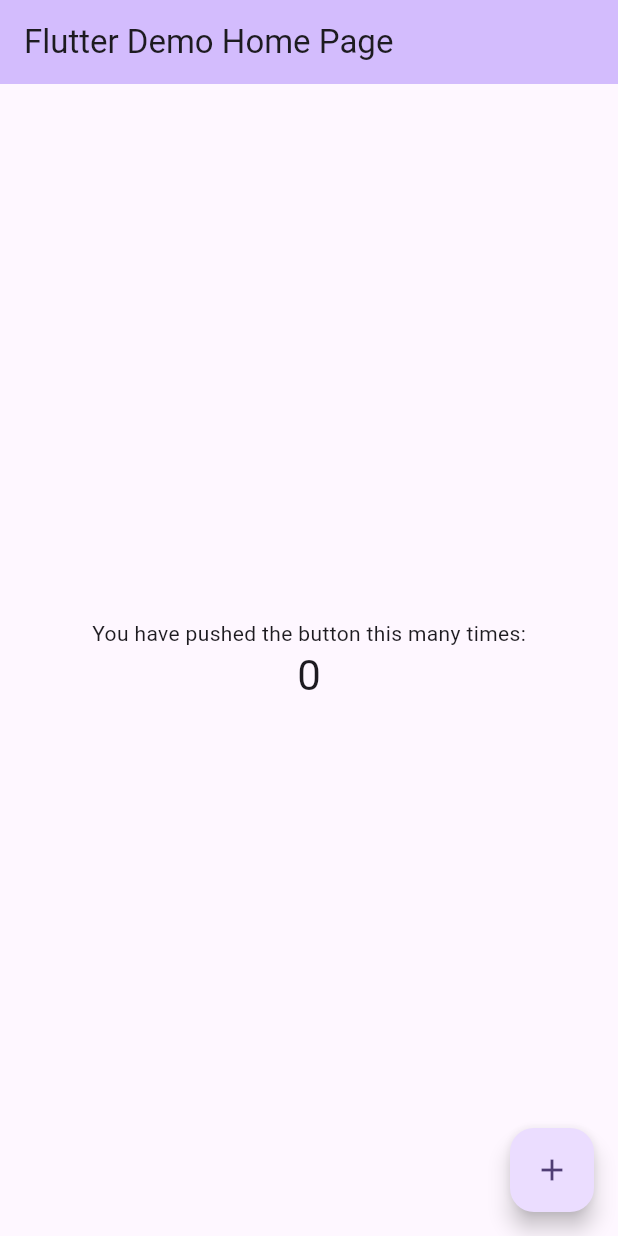
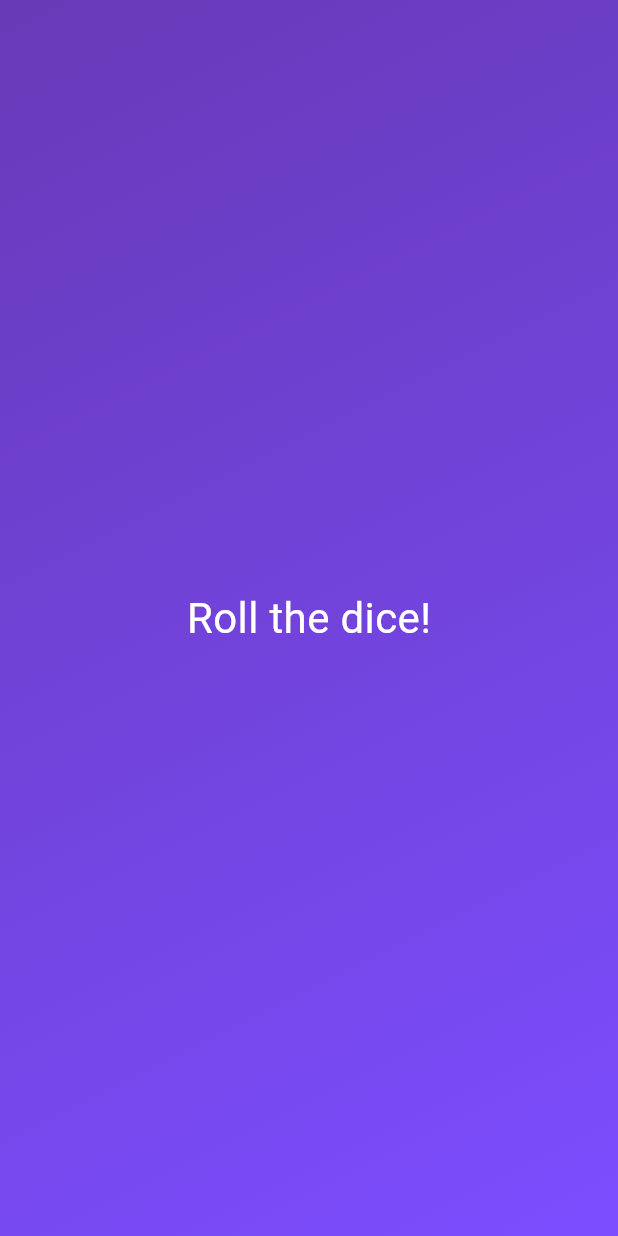
Before and after one commit to lucas-mdo/criticalroll, a Flutter app: the screen it shows after launch, on a phone screen of 412 x 824 dp. Run offline on Flutter 3.47's test engine with Material 2 defaults, Android fonts, the phone set to English and light mode, and no system bars.

Commit message:
cleaned code, changed style

```diff
--- /dev/null
+++ b/lib/gradient_container.dart
@@ -0,0 +1,24 @@
+import 'package:flutter/material.dart';
+
+class GradientContainer extends StatelessWidget {
+  const GradientContainer({super.key});
+
+  @override
+  Widget build(context) {
+    return Container(
+      decoration: const BoxDecoration(
+        gradient: LinearGradient(
+          colors: [Colors.deepPurple, Colors.deepPurpleAccent],
+          begin: Alignment.topLeft,
+          end: Alignment.bottomRight,
+        ),
+      ),
+      child: const Center(
+        child: Text(
+          'Roll the dice!',
+          style: TextStyle(color: Colors.white, fontSize: 28),
+        ),
+      ),
+    );
+  }
+}
--- a/lib/main.dart
+++ b/lib/main.dart
@@ -1,4 +1,6 @@
 import 'package:flutter/material.dart';
+
+import 'package:app/gradient_container.dart';
 
 void main() {
   runApp(const MyApp());
@@ -11,115 +13,14 @@ class MyApp extends StatelessWidget {
   @override
   Widget build(BuildContext context) {
     return MaterialApp(
-      title: 'Flutter Demo',
+      title: 'Critical Demo',
       theme: ThemeData(
-        // This is the theme of your application.
-        //
-        // TRY THIS: Try running your application with "flutter run". You'll see
-        // the application has a blue toolbar. Then, without quitting the app,
-        // try changing the seedColor in the colorScheme below to Colors.green
-        // and then invoke "hot reload" (save your changes or press the "hot
-        // reload" button in a Flutter-supported IDE, or press "r" if you used
-        // the command line to start the app).
-        //
-        // Notice that the counter didn't reset back to zero; the application
-        // state is not lost during the reload. To reset the state, use hot
-        // restart instead.
-        //
-        // This works for code too, not just values: Most code changes can be
-        // tested with just a hot reload.
         colorScheme: ColorScheme.fromSeed(seedColor: Colors.deepPurple),
         useMaterial3: true,
       ),
-      home: const MyHomePage(title: 'Flutter Demo Home Page'),
+      home: const Scaffold(
+        body: GradientContainer(),
+      ),
     );
   }
 }
-
-class MyHomePage extends StatefulWidget {
-  const MyHomePage({super.key, required this.title});
-
-  // This widget is the home page of your application. It is stateful, meaning
-  // that it has a State object (defined below) that contains fields that affect
-  // how it looks.
-
-  // This class is the configuration for the state. It holds the values (in this
-  // case the title) provided by the parent (in this case the App widget) and
-  // used by the build method of the State. Fields in a Widget subclass are
-  // always marked "final".
-
-  final String title;
-
-  @override
-  State<MyHomePage> createState() => _MyHomePageState();
-}
-
-class _MyHomePageState extends State<MyHomePage> {
-  int _counter = 0;
-
-  void _incrementCounter() {
-    setState(() {
-      // This call to setState tells the Flutter framework that something has
-      // changed in this State, which causes it to rerun the build method below
-      // so that the display can reflect the updated values. If we changed
-      // _counter without calling setState(), then the build method would not be
-      // called again, and so nothing would appear to happen.
-      _counter++;
-    });
-  }
-
-  @override
-  Widget build(BuildContext context) {
-    // This method is rerun every time setState is called, for instance as done
-    // by the _incrementCounter method above.
-    //
-    // The Flutter framework has been optimized to make rerunning build methods
-    // fast, so that you can just rebuild anything that needs updating rather
-    // than having to individually change instances of widgets.
-    return Scaffold(
-      appBar: AppBar(
-        // TRY THIS: Try changing the color here to a specific color (to
-        // Colors.amber, perhaps?) and trigger a hot reload to see the AppBar
-        // change color while the other colors stay the same.
-        backgroundColor: Theme.of(context).colorScheme.inversePrimary,
-        // Here we take the value from the MyHomePage object that was created by
-        // the App.build method, and use it to set our appbar title.
-        title: Text(widget.title),
-      ),
-      body: Center(
-        // Center is a layout widget. It takes a single child and positions it
-        // in the middle of the parent.
-        child: Column(
-          // Column is also a layout widget. It takes a list of children and
-          // arranges them vertically. By default, it sizes itself to fit its
-          // children horizontally, and tries to be as tall as its parent.
-          //
-          // Column has various properties to control how it sizes itself and
-          // how it positions its children. Here we use mainAxisAlignment to
-          // center the children vertically; the main axis here is the vertical
-          // axis because Columns are vertical (the cross axis would be
-          // horizontal).
-          //
-          // TRY THIS: Invoke "debug painting" (choose the "Toggle Debug Paint"
-          // action in the IDE, or press "p" in the console), to see the
-          // wireframe for each widget.
-          mainAxisAlignment: MainAxisAlignment.center,
-          children: <Widget>[
-            const Text(
-              'You have pushed the button this many times:',
-            ),
-            Text(
-              '$_counter',
-              style: Theme.of(context).textTheme.headlineMedium,
-            ),
-          ],
-        ),
-      ),
-      floatingActionButton: FloatingActionButton(
-        onPressed: _incrementCounter,
-        tooltip: 'Increment',
-        child: const Icon(Icons.add),
-      ), // This trailing comma makes auto-formatting nicer for build methods.
-    );
-  }
-}
```
